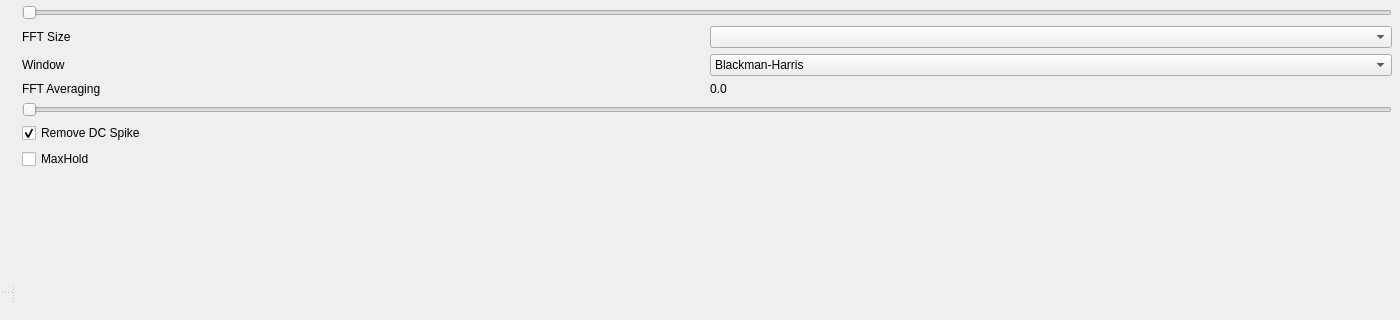
Before: the Qt Designer form src/RadioWizardMain/MainWindow.ui in sfestenstein/RadioWizard, drawn with Qt 5; both pictures show x 0 to 1400 and y 134 to 454 of the 1400 by 855 pixel window.
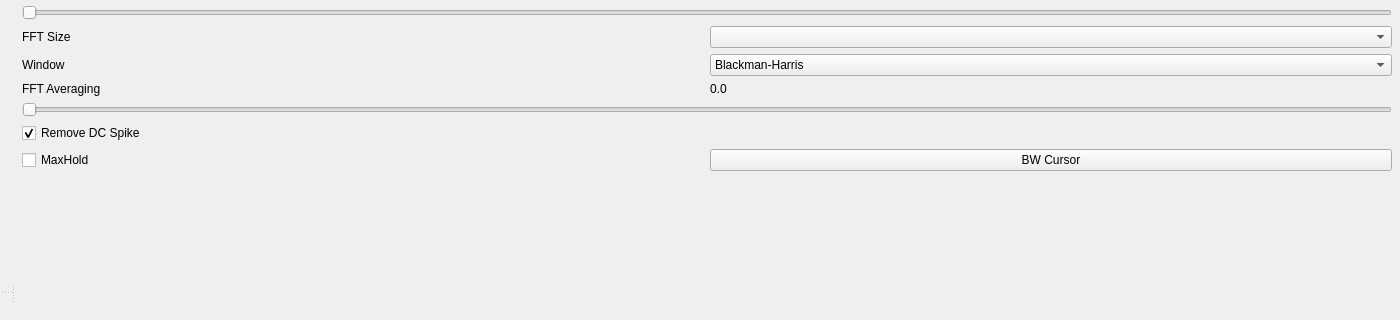
After: the same form once the commit is applied. Custom widgets are drawn as their Qt base class.

What changed in the file:
```diff
--- a/src/RadioWizardMain/MainWindow.ui
+++ b/src/RadioWizardMain/MainWindow.ui
@@ -262,6 +262,16 @@
               </property>
              </widget>
             </item>
+            <item row="16" column="1">
+             <widget class="QPushButton" name="_bwCursorButton">
+              <property name="text">
+               <string>BW Cursor</string>
+              </property>
+              <property name="checkable">
+               <bool>true</bool>
+              </property>
+             </widget>
+            </item>
             <item row="11" column="0">
              <widget class="QLabel" name="fftSizeLabel">
               <property name="text">
```
